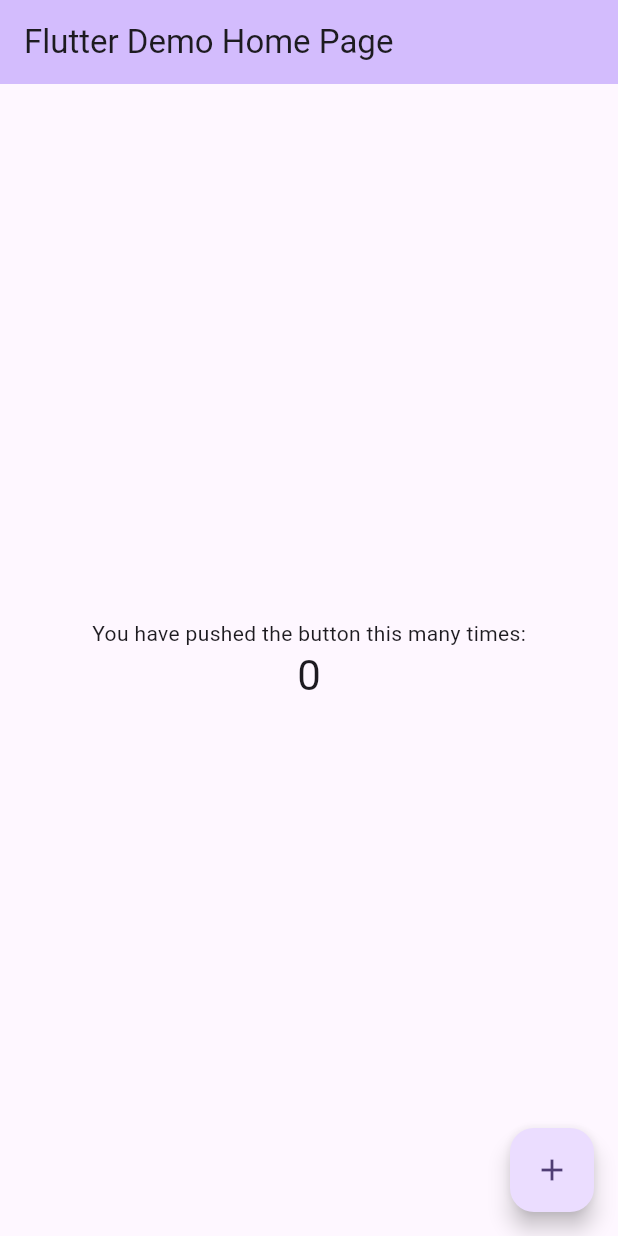
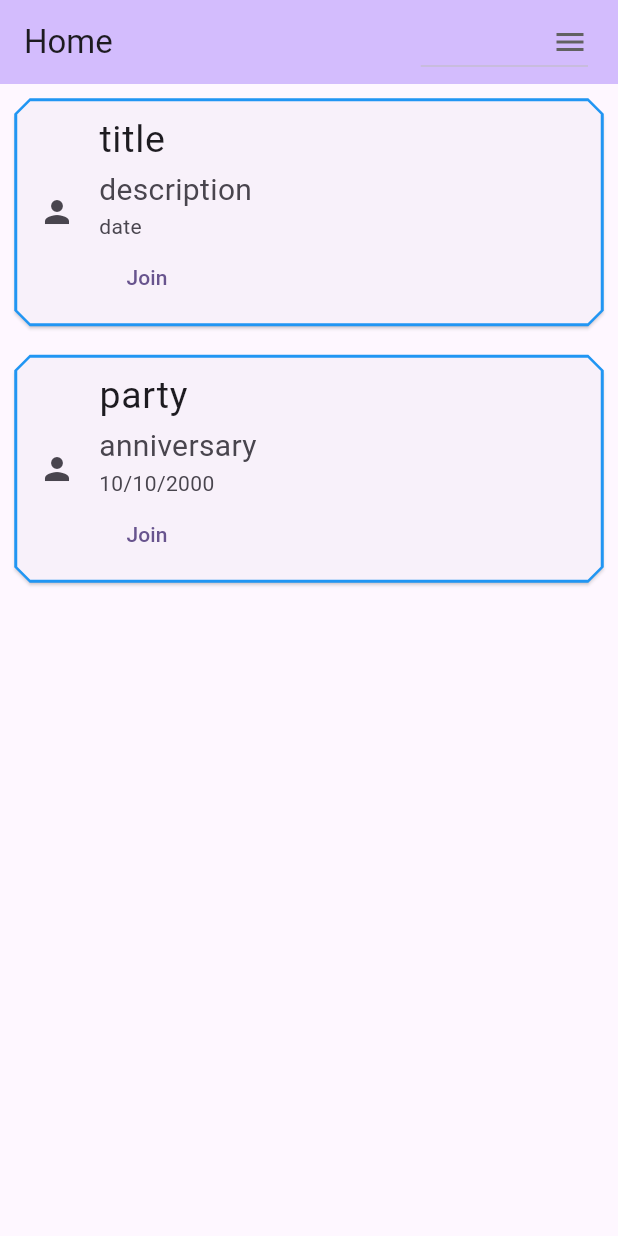
Before and after one commit to JeanFourest/projet_flutter_1, a Flutter app: the screen it shows after launch, on a phone screen of 412 x 824 dp. Run offline on Flutter 3.47's test engine with Material 2 defaults, Android fonts, the phone set to English and light mode, and no system bars; missing offline and left inert: mongo_dart.

Commit message:
events page added

```diff
--- a/lib/db.dart
+++ b/lib/db.dart
@@ -3,7 +3,8 @@ import 'package:mongo_dart/mongo_dart.dart';
 class MongoDatabase {
   static Future<void> connect() async {
     try {
-      var db = await Db.create('mongodb+srv://cavalier01:cavalier01@fluttercavalier.vik0exh.mongodb.net/');
+      var db = await Db.create(
+          'mongodb+srv://cavalier01:cavalier01@fluttercavalier.vik0exh.mongodb.net/fluttercavalier');
       await db.open();
       print('Connexion à MongoDB réussie');
     } catch (e) {
--- a/lib/main.dart
+++ b/lib/main.dart
@@ -19,7 +19,7 @@ class MyApp extends StatelessWidget {
         colorScheme: ColorScheme.fromSeed(seedColor: Colors.deepPurple),
         useMaterial3: true,
       ),
-      home: const MyHomePage(title: 'Flutter Demo Home Page'),
+      home: const MyHomePage(title: 'Home'),
     );
   }
 }
--- a/lib/pages/event.dart
+++ b/lib/pages/event.dart
@@ -0,0 +1,62 @@
+import 'package:flutter/material.dart';
+
+class EventPage extends StatefulWidget {
+  const EventPage({super.key, required this.title});
+
+  final String title;
+
+  @override
+  State<EventPage> createState() => _EventPageState();
+}
+
+class Event {
+  final String title;
+  final String description;
+  final String date;
+
+  Event({
+    required this.title,
+    required this.description,
+    required this.date,
+  });
+}
+
+class _EventPageState extends State<EventPage> {
+  final flux = [
+    Event(title: "title", description: "description", date: "date"),
+    Event(title: "party", description: "anniversary", date: "10/10/2000")
+  ];
+
+  @override
+  Widget build(BuildContext context) {
+    return Scaffold(
+        appBar: AppBar(
+          backgroundColor: Theme.of(context).colorScheme.inversePrimary,
+          title: Text(widget.title),
+        ),
+        body: (ListView.builder(
+            itemCount: flux.length,
+            itemBuilder: (context, index) => _buildContactCard(flux[index]))));
+  }
+}
+
+Widget _buildContactCard(flux) {
+  /* print(flux.description); */
+  return Card(
+      shape: BeveledRectangleBorder(
+          borderRadius: BorderRadius.circular(10),
+          side: const BorderSide(color: Colors.blue, width: 1.0)),
+      margin: const EdgeInsets.all(10.0),
+      child: ListTile(
+        leading: const Icon(Icons.person),
+        title: Text(flux.title, style: const TextStyle(fontSize: 25)),
+        subtitle: Column(
+          crossAxisAlignment: CrossAxisAlignment.start,
+          children: [
+            Text(flux.description, style: const TextStyle(fontSize: 20)),
+            Text(flux.date),
+            TextButton(child: const Text("Join"), onPressed: () {})
+          ],
+        ),
+      ));
+}
--- a/lib/pages/home_page.dart
+++ b/lib/pages/home_page.dart
@@ -1,4 +1,7 @@
 import 'package:flutter/material.dart';
+import 'package:projet_flutter_1/pages/event.dart';
+import 'package:projet_flutter_1/pages/tournament.dart';
+import 'package:projet_flutter_1/pages/training.dart';
 
 class MyHomePage extends StatefulWidget {
   const MyHomePage({super.key, required this.title});
@@ -9,14 +12,33 @@ class MyHomePage extends StatefulWidget {
   State<MyHomePage> createState() => _MyHomePageState();
 }
 
+class Event {
+  final String title;
+  final String description;
+  final String date;
+
+  Event({
+    required this.title,
+    required this.description,
+    required this.date,
+  });
+}
+
 class _MyHomePageState extends State<MyHomePage> {
-  int _counter = 0;
+  /* int _counter = 0;
 
   void _incrementCounter() {
     setState(() {
       _counter++;
     });
-  }
+  } */
+
+  final flux = [
+    Event(title: "title", description: "description", date: "date"),
+    Event(title: "party", description: "anniversary", date: "10/10/2000")
+  ];
+
+  String pages = "Profile";
 
   @override
   Widget build(BuildContext context) {
@@ -24,26 +46,95 @@ class _MyHomePageState extends State<MyHomePage> {
         appBar: AppBar(
           backgroundColor: Theme.of(context).colorScheme.inversePrimary,
           title: Text(widget.title),
+          actions: [
+            DropdownButton<String>(
+              padding: const EdgeInsets.only(right: 20),
+              icon: const Icon(Icons.menu),
+              onChanged: (String? newValue) {
+                setState(() {
+                  pages = newValue!;
+                });
+
+                if (pages == "profile") {
+                  Navigator.push(
+                      context,
+                      MaterialPageRoute(
+                          builder: (context) => const MyHomePage(
+                                title: "Profile",
+                              )));
+                } else if (pages == "event party") {
+                  Navigator.push(
+                      context,
+                      MaterialPageRoute(
+                          builder: (context) => const EventPage(
+                                title: "Event Parties",
+                              )));
+                } else if (pages == "training") {
+                  Navigator.push(
+                      context,
+                      MaterialPageRoute(
+                          builder: (context) => const TrainingPage(
+                                title: "Training Events",
+                              )));
+                } else if (pages == "tournament") {
+                  Navigator.push(
+                      context,
+                      MaterialPageRoute(
+                          builder: (context) => const TournamentPage(
+                                title: "Tournament",
+                              )));
+                }
+                /* print(pages); */
+              },
+              items: const [
+                DropdownMenuItem<String>(
+                  value: "profile",
+                  child: Text("Profile"),
                 ),
-      body: Center(
-        child: Column(
-          mainAxisAlignment: MainAxisAlignment.center,
-          children: <Widget>[
-            const Text(
-              'You have pushed the button this many times:',
+                DropdownMenuItem<String>(
+                  value: "event party",
+                  child: Text("Event Party"),
                 ),
-            Text(
-              '$_counter',
-              style: Theme.of(context).textTheme.headlineMedium,
+                DropdownMenuItem<String>(
+                  value: "training",
+                  child: Text("Training"),
+                ),
+                DropdownMenuItem<String>(
+                  value: "tournament",
+                  child: Text("Tournament"),
                 ),
               ],
+            )
+          ],
         ),
-      ),
-      floatingActionButton: FloatingActionButton(
+        body: (ListView.builder(
+            itemCount: flux.length,
+            itemBuilder: (context, index) => _buildContactCard(flux[index]))));
+    /* floatingActionButton: FloatingActionButton(
         onPressed: _incrementCounter,
         tooltip: 'Increment',
         child: const Icon(Icons.add),
-      ),
-    );
+      ), */
   }
 }
+
+Widget _buildContactCard(flux) {
+  /* print(flux.description); */
+  return Card(
+      shape: BeveledRectangleBorder(
+          borderRadius: BorderRadius.circular(10),
+          side: const BorderSide(color: Colors.blue, width: 1.0)),
+      margin: const EdgeInsets.all(10.0),
+      child: ListTile(
+        leading: const Icon(Icons.person),
+        title: Text(flux.title, style: const TextStyle(fontSize: 25)),
+        subtitle: Column(
+          crossAxisAlignment: CrossAxisAlignment.start,
+          children: [
+            Text(flux.description, style: const TextStyle(fontSize: 20)),
+            Text(flux.date),
+            TextButton(child: const Text("Join"), onPressed: () {})
+          ],
+        ),
+      ));
+}
--- a/lib/pages/tournament.dart
+++ b/lib/pages/tournament.dart
@@ -0,0 +1,62 @@
+import 'package:flutter/material.dart';
+
+class TournamentPage extends StatefulWidget {
+  const TournamentPage({super.key, required this.title});
+
+  final String title;
+
+  @override
+  State<TournamentPage> createState() => _TournamentPageState();
+}
+
+class Event {
+  final String title;
+  final String description;
+  final String date;
+
+  Event({
+    required this.title,
+    required this.description,
+    required this.date,
+  });
+}
+
+class _TournamentPageState extends State<TournamentPage> {
+  final flux = [
+    Event(title: "title", description: "description", date: "date"),
+    Event(title: "party", description: "anniversary", date: "10/10/2000")
+  ];
+
+  @override
+  Widget build(BuildContext context) {
+    return Scaffold(
+        appBar: AppBar(
+          backgroundColor: Theme.of(context).colorScheme.inversePrimary,
+          title: Text(widget.title),
+        ),
+        body: (ListView.builder(
+            itemCount: flux.length,
+            itemBuilder: (context, index) => _buildContactCard(flux[index]))));
+  }
+}
+
+Widget _buildContactCard(flux) {
+  /* print(flux.description); */
+  return Card(
+      shape: BeveledRectangleBorder(
+          borderRadius: BorderRadius.circular(10),
+          side: const BorderSide(color: Colors.blue, width: 1.0)),
+      margin: const EdgeInsets.all(10.0),
+      child: ListTile(
+        leading: const Icon(Icons.person),
+        title: Text(flux.title, style: const TextStyle(fontSize: 25)),
+        subtitle: Column(
+          crossAxisAlignment: CrossAxisAlignment.start,
+          children: [
+            Text(flux.description, style: const TextStyle(fontSize: 20)),
+            Text(flux.date),
+            TextButton(child: const Text("Join"), onPressed: () {})
+          ],
+        ),
+      ));
+}
--- a/lib/pages/training.dart
+++ b/lib/pages/training.dart
@@ -0,0 +1,62 @@
+import 'package:flutter/material.dart';
+
+class TrainingPage extends StatefulWidget {
+  const TrainingPage({super.key, required this.title});
+
+  final String title;
+
+  @override
+  State<TrainingPage> createState() => _TrainingPageState();
+}
+
+class Event {
+  final String title;
+  final String description;
+  final String date;
+
+  Event({
+    required this.title,
+    required this.description,
+    required this.date,
+  });
+}
+
+class _TrainingPageState extends State<TrainingPage> {
+  final flux = [
+    Event(title: "title", description: "description", date: "date"),
+    Event(title: "party", description: "anniversary", date: "10/10/2000")
+  ];
+
+  @override
+  Widget build(BuildContext context) {
+    return Scaffold(
+        appBar: AppBar(
+          backgroundColor: Theme.of(context).colorScheme.inversePrimary,
+          title: Text(widget.title),
+        ),
+        body: (ListView.builder(
+            itemCount: flux.length,
+            itemBuilder: (context, index) => _buildContactCard(flux[index]))));
+  }
+}
+
+Widget _buildContactCard(flux) {
+  /* print(flux.description); */
+  return Card(
+      shape: BeveledRectangleBorder(
+          borderRadius: BorderRadius.circular(10),
+          side: const BorderSide(color: Colors.blue, width: 1.0)),
+      margin: const EdgeInsets.all(10.0),
+      child: ListTile(
+        leading: const Icon(Icons.person),
+        title: Text(flux.title, style: const TextStyle(fontSize: 25)),
+        subtitle: Column(
+          crossAxisAlignment: CrossAxisAlignment.start,
+          children: [
+            Text(flux.description, style: const TextStyle(fontSize: 20)),
+            Text(flux.date),
+            TextButton(child: const Text("Join"), onPressed: () {})
+          ],
+        ),
+      ));
+}
```
Lines whose indentation alone changed are shown as unchanged.
